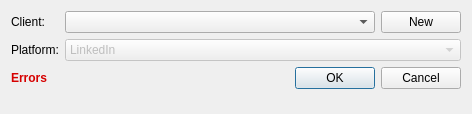
Qt form src/gui/ui/newinstancedialog.ui (smalbadger/social) before a commit.
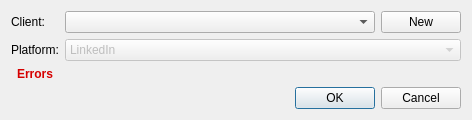
The same form after that commit.

Diff of the .ui file:
```diff
--- a/src/gui/ui/newinstancedialog.ui
+++ b/src/gui/ui/newinstancedialog.ui
@@ -16,7 +16,7 @@
   <property name="sizeGripEnabled">
    <bool>false</bool>
   </property>
-  <layout class="QFormLayout" name="formLayout">
+  <layout class="QGridLayout" name="gridLayout">
    <item row="0" column="0">
     <widget class="QLabel" name="label">
      <property name="text">
@@ -132,7 +132,7 @@
      </property>
     </widget>
    </item>
-   <item row="2" column="1">
+   <item row="3" column="1">
     <widget class="QDialogButtonBox" name="buttonBox">
      <property name="orientation">
       <enum>Qt::Horizontal</enum>
```
